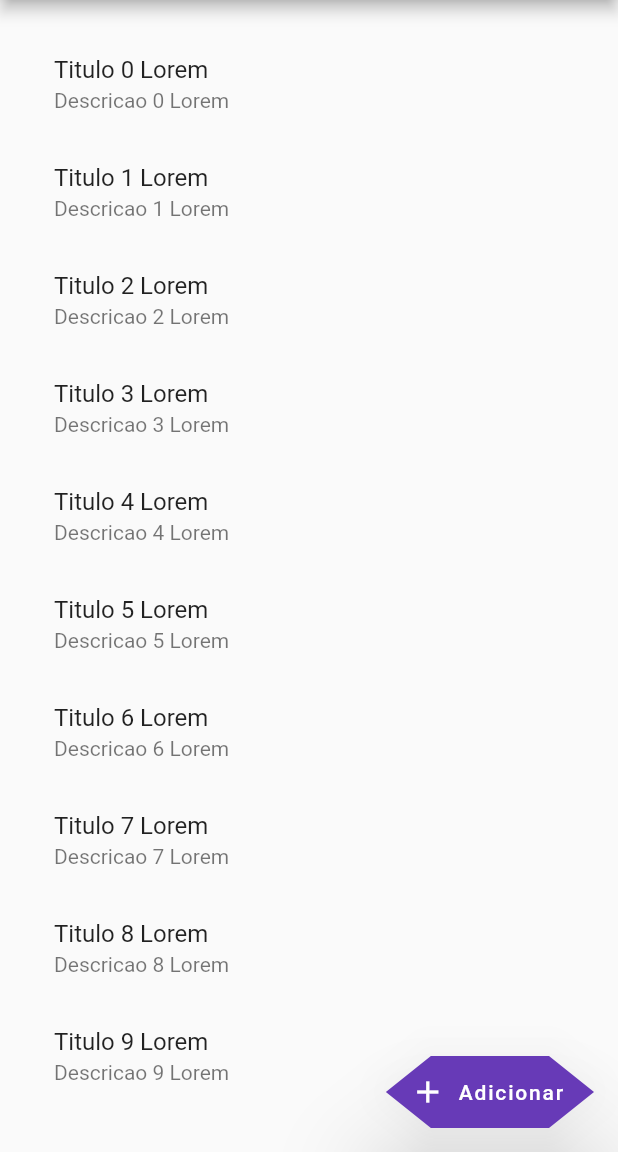
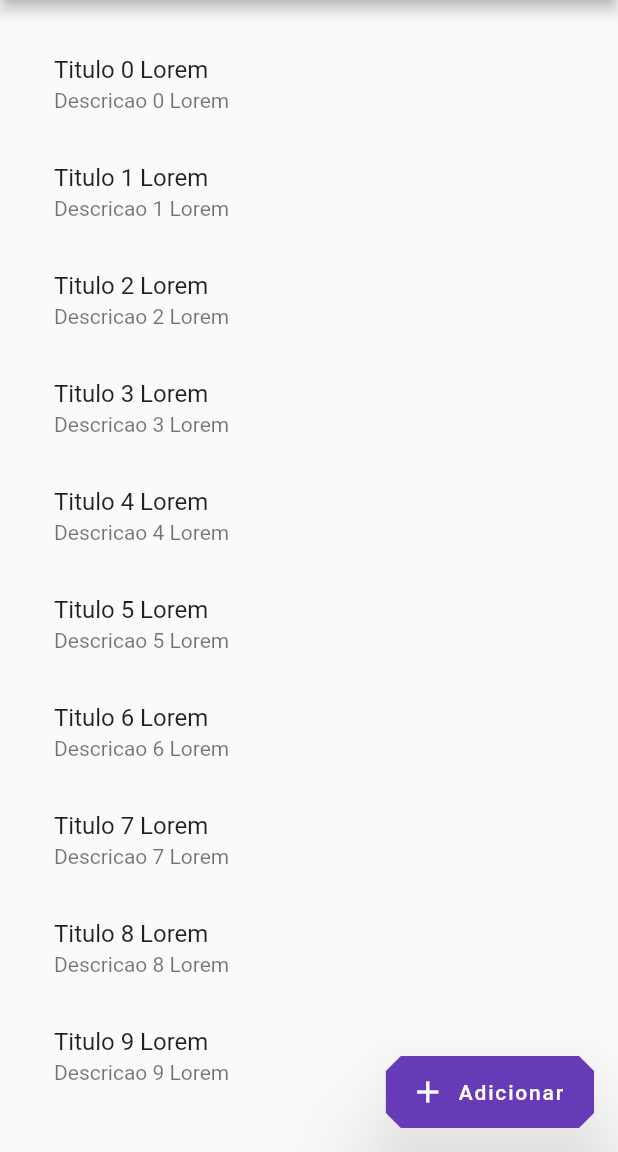
Before and after one commit to Victor323232/Lista-de-tarefas, a Flutter app: the screen it shows after launch, on a phone screen of 412 x 824 dp, the part 84-1236 px from its top. Run offline on Flutter 3.47's test engine with Material 2 defaults, Android fonts, the phone set to English and light mode, and no system bars.

Commit message:
floating button location

```diff
--- a/lib/Home.dart
+++ b/lib/Home.dart
@@ -42,6 +42,7 @@ class _HomeState extends State<Home> {
 
         ),
       ),
+      floatingActionButtonLocation: FloatingActionButtonLocation.endFloat,
       floatingActionButton: FloatingActionButton.extended(
           onPressed: (){},
           label: Text("Adicionar"),
@@ -50,11 +51,9 @@ class _HomeState extends State<Home> {
         foregroundColor: Colors.white,
         elevation: 30,
         shape: BeveledRectangleBorder(
-            borderRadius: BorderRadius.circular(30)
+            borderRadius: BorderRadius.circular(10)
         ),
 
-      ),
-      bottomNavigationBar: BottomAppBar(
       ),
     );
   }
```
